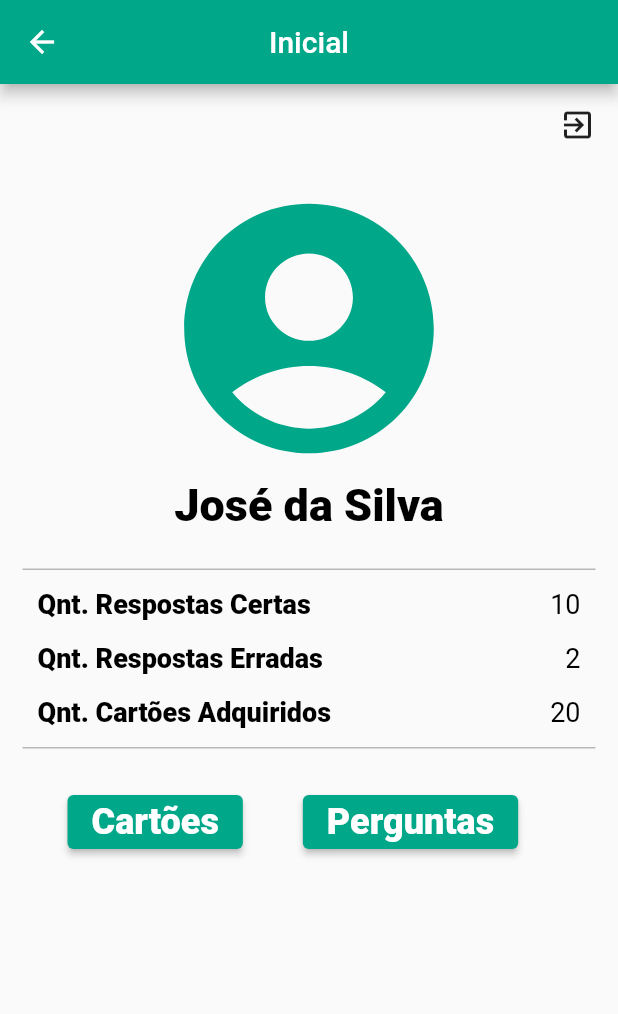
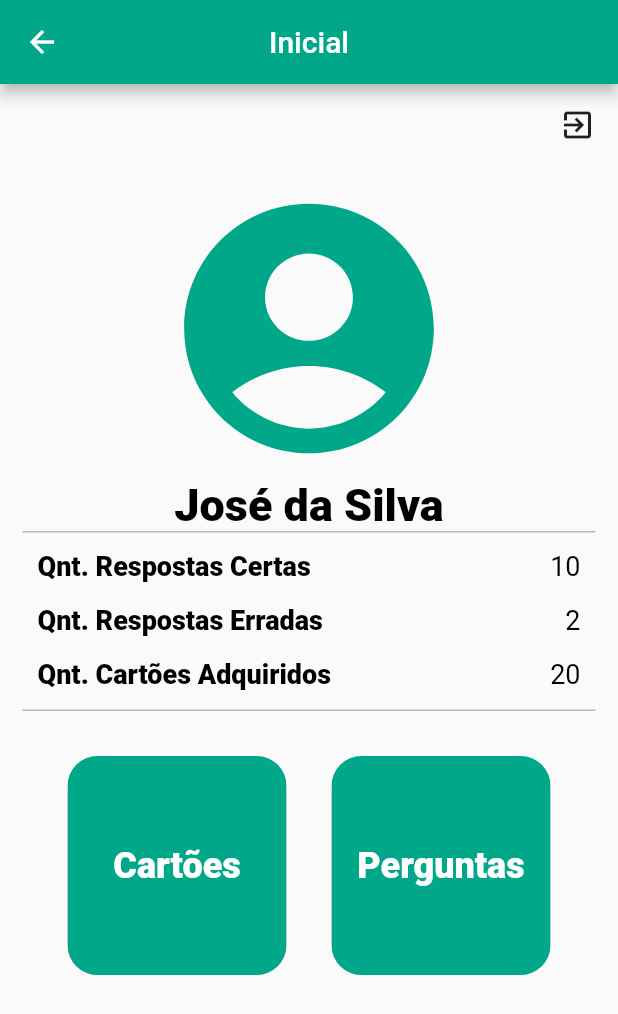
Before and after one commit to gilneyjr/acertei, a Flutter app: the Inicial screen opened directly, on a phone screen of 412 x 824 dp. Shown: the top 1014 px of the screen. Run offline on Flutter 3.47's test engine with Material 2 defaults, Android fonts, the light colour scheme and no system bars.

Commit message:
fix: conserto de erro em tela inicial

```diff
--- a/lib/main.dart
+++ b/lib/main.dart
@@ -1,6 +1,7 @@
 import 'package:acertei/pages/home.dart';
+import 'package:acertei/pages/inicial.dart';
 import 'package:flutter/material.dart';
 
 void main() {
-  runApp(MaterialApp(title: "Acertei!", home: Home()));
+  runApp(MaterialApp(title: "Acertei!", home: Inicial()));
 }
--- a/lib/pages/cadastro.dart
+++ b/lib/pages/cadastro.dart
@@ -1,6 +1,7 @@
 import 'package:flutter/cupertino.dart';
 import 'package:flutter/material.dart';
 
+import 'inicial.dart';
 import 'login.dart';
 
 class Cadastro extends StatefulWidget {
--- a/lib/pages/inicial.dart
+++ b/lib/pages/inicial.dart
@@ -21,7 +21,6 @@ class InicialState extends State<Inicial> {
       body: Container(
         padding: EdgeInsets.fromLTRB(15, 15, 15, 60),
         child: Column(
-          // mainAxisAlignment: MainAxisAlignment.center,
           children: [
             Container(
               alignment: Alignment.topRight,
@@ -59,12 +58,10 @@ class InicialState extends State<Inicial> {
                 style: TextStyle(
                     color: Colors.black,
                     fontWeight: FontWeight.w900,
-                      fontSize: 30
-                  ),
+                    fontSize: 30),
               ),
             ),
             Container(
-              margin: EdgeInsets.fromLTRB(0, 25, 0, 0),
               padding: EdgeInsets.fromLTRB(10, 0, 10, 10),
               decoration: const BoxDecoration(
                 border: Border(
@@ -167,59 +164,47 @@ class InicialState extends State<Inicial> {
                 ],
               ),
             ),
-            Container(
-              alignment: Alignment.center,
-              margin: EdgeInsets.fromLTRB(0, 25, 0, 0),
-              padding: EdgeInsets.fromLTRB(10, 0, 10, 10),
-              child: Row(
+            Expanded(
+                child: GridView.count(
+                    primary: false,
+                    padding: const EdgeInsets.all(30),
+                    crossAxisSpacing: 30,
+                    mainAxisSpacing: 16,
+                    crossAxisCount: 2,
                     children: [
-                  Container(
-                    alignment: Alignment.center,
-                    padding: EdgeInsets.fromLTRB(20, 0, 0, 0),
-                    child: Expanded(
+                  SizedBox.expand(
+                      child: ClipRRect(
+                          borderRadius: BorderRadius.circular(20),
                           child: ElevatedButton(
                               onPressed: () {},
                               child: Text(
                                 'Cartões',
-                          textAlign: TextAlign.left,
                                 style: TextStyle(
                                     color: Colors.white,
                                     fontWeight: FontWeight.w800,
-                              fontSize: 24
-                          ),
+                                    fontSize: 24),
                               ),
                               style: ElevatedButton.styleFrom(
                                   primary: Color(0xFF00A789), // background
                                   onPrimary: Colors.white // foreground
-                        ),
-                      ),
-                    ),
-                  ),
-                  Container(
-                    alignment: Alignment.center,
-                    padding: EdgeInsets.fromLTRB(40, 0, 0, 0),
-                    child: Expanded(
+                                  )))),
+                  SizedBox.expand(
+                      child: ClipRRect(
+                          borderRadius: BorderRadius.circular(20),
                           child: ElevatedButton(
                               onPressed: () {},
                               child: Text(
                                 'Perguntas',
-                          textAlign: TextAlign.right,
                                 style: TextStyle(
                                     color: Colors.white,
                                     fontWeight: FontWeight.w800,
-                              fontSize: 24
-                          ),
+                                    fontSize: 24),
                               ),
                               style: ElevatedButton.styleFrom(
                                   primary: Color(0xFF00A789), // background
                                   onPrimary: Colors.white // foreground
-                        ),
-                      ),
-                    ),
-                  ),
-                ],
-              ),
-            ),
+                                  ))))
+                ]))
           ],
         ),
       ),
--- a/lib/pages/login.dart
+++ b/lib/pages/login.dart
@@ -1,5 +1,7 @@
 import 'package:acertei/pages/cadastro.dart';
 import 'package:flutter/material.dart';
+
+import 'inicial.dart';
 
 class Login extends StatefulWidget {
   @override
```
Lines whose indentation alone changed are shown as unchanged.
